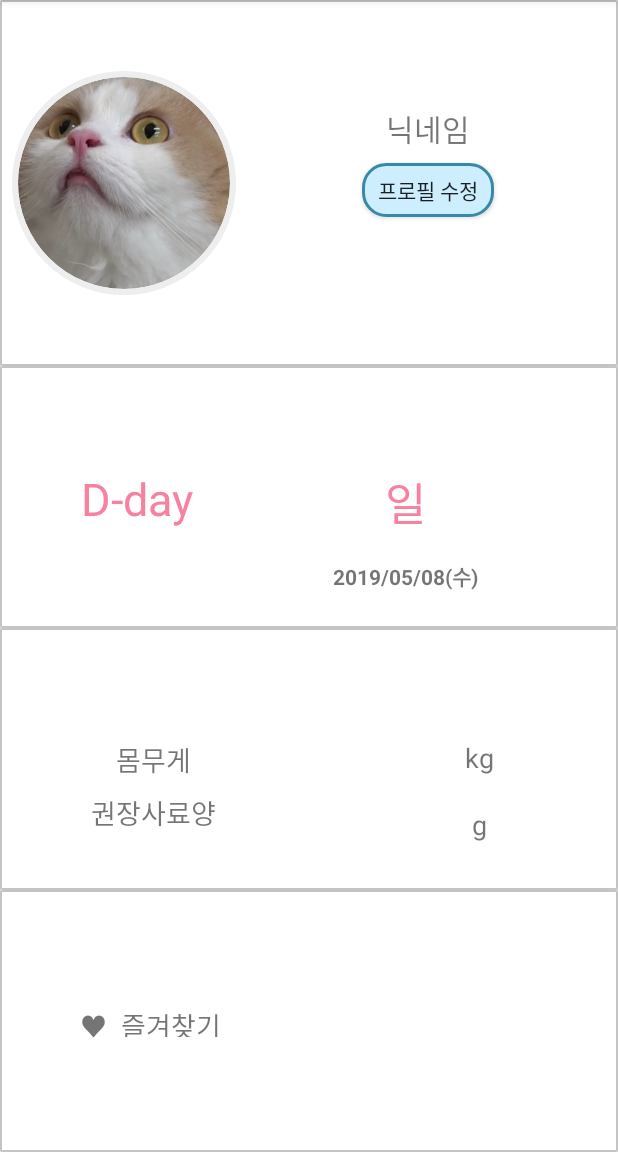
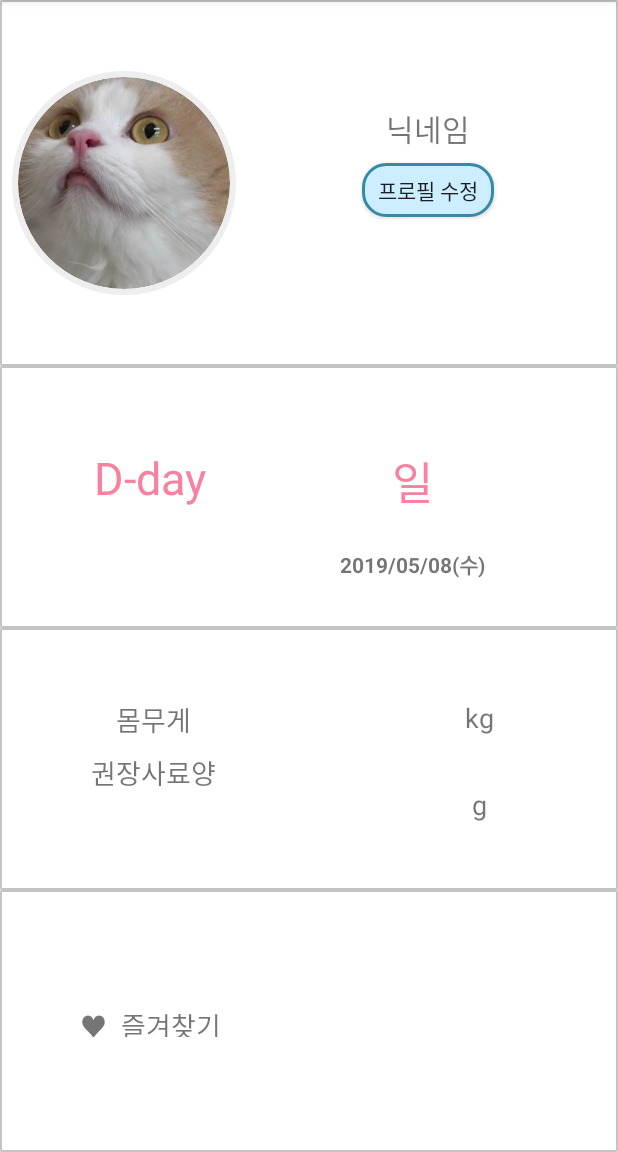
Before and after one commit to susanso/android_studio, an Android app: the Profile screen opened directly, with no data from a screen before it, on a phone screen of 412 x 824 dp, the part 84-1236 px from its top. Run offline under Robolectric (Android 15) with nearby library versions, the phone set to English and light mode, and no system bars; plain views replace CircularImageView.

Commit message:
오류 수정

```diff
--- a/AutoFeeder/app/src/main/AndroidManifest.xml
+++ b/AutoFeeder/app/src/main/AndroidManifest.xml
@@ -20,8 +20,7 @@
         </activity>
 
         <meta-data
-                android:name="com.google.android.actions"
-                android:resource="@xml/border.xml"/>
+                android:name="com.google.android.actions"/>
     </application>
 
 </manifest>
--- a/AutoFeeder/app/src/main/res/layout/activity_profile.xml
+++ b/AutoFeeder/app/src/main/res/layout/activity_profile.xml
@@ -79,8 +79,8 @@
                     android:layout_marginTop="8dp" app:layout_constraintTop_toTopOf="parent"
                     android:id="@+id/textView11" android:layout_marginBottom="8dp"
                     app:layout_constraintBottom_toBottomOf="parent"
-                    app:layout_constraintVertical_bias="0.508" android:layout_marginEnd="8dp"
-                    app:layout_constraintEnd_toEndOf="parent" app:layout_constraintHorizontal_bias="0.143"/>
+                    app:layout_constraintVertical_bias="0.39" android:layout_marginEnd="8dp"
+                    app:layout_constraintEnd_toEndOf="parent" app:layout_constraintHorizontal_bias="0.17"/>
             <TextView
                     android:text="일"
                     android:textColor="#F7819F"
@@ -124,7 +124,8 @@
                     app:layout_constraintTop_toTopOf="parent" android:layout_marginStart="8dp"
                     app:layout_constraintStart_toStartOf="parent" android:layout_marginEnd="8dp"
                     app:layout_constraintEnd_toEndOf="parent" android:layout_marginBottom="8dp"
-                    app:layout_constraintBottom_toBottomOf="parent" app:layout_constraintHorizontal_bias="0.2"/>
+                    app:layout_constraintBottom_toBottomOf="parent" app:layout_constraintHorizontal_bias="0.2"
+                    app:layout_constraintVertical_bias="0.3"/>
             <TextView
                     android:text="권장사료양"
                     android:textSize="18dp"
```
Also changed, not shown: AutoFeeder/app/src/main/res/xml/border.xml.xml (deleted, +0 -14 lines).
